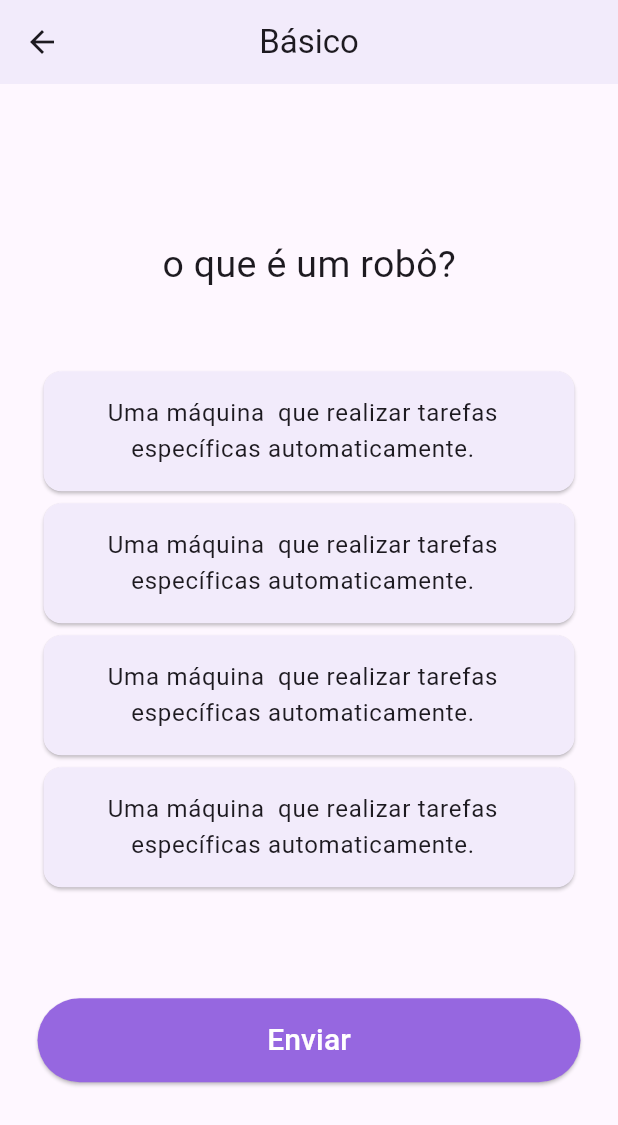
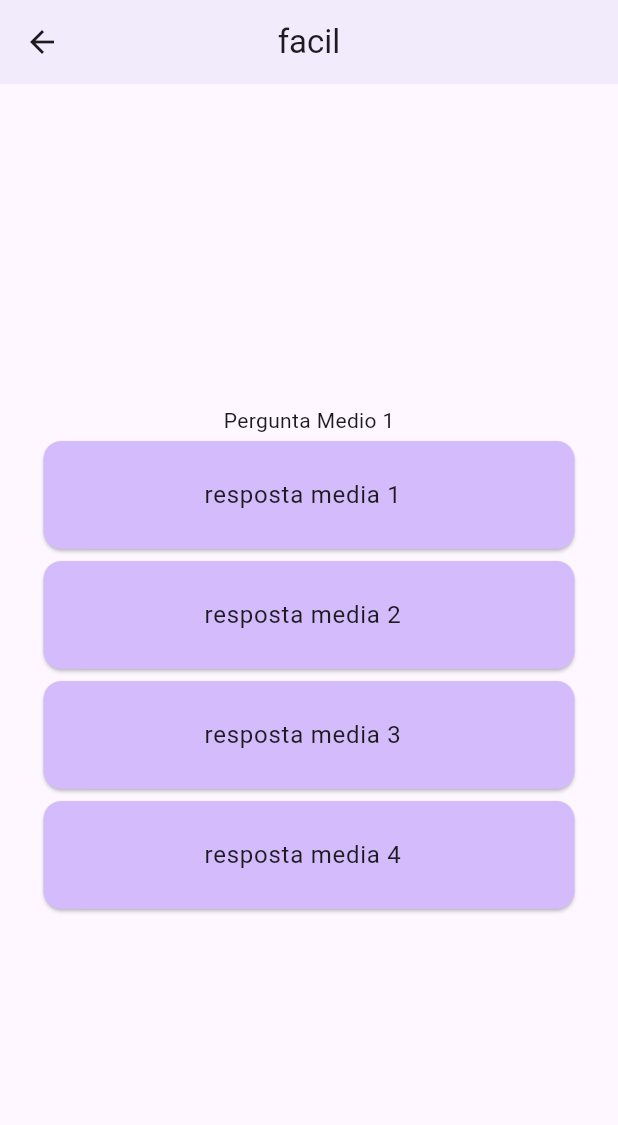
Before and after one commit to jucianevmaciel/quizdev, a Flutter app: the TelaNivel screen opened directly, after a tap on "Fácil", on a phone screen of 412 x 824 dp. Shown: the top 1125 px of the screen. Run offline on Flutter 3.47's test engine with Material 3 defaults, Android fonts, the light colour scheme and no system bars; our stand-ins replace get.

Commit message:
atualizaçao do quiz

```diff
--- a/lib/bancodedados/bancodedados.dart
+++ b/lib/bancodedados/bancodedados.dart
@@ -55,7 +55,7 @@ List <Questoes> perguntasquiz=[
         'resposta media 4',
       ],
       altercorreta: 0,
-      nivel: 'medio',
+      nivel: 'facil',
     ),
     Questoes(
       questoes: 'Pergunta Media 2',
--- a/lib/perguntas.dart
+++ b/lib/perguntas.dart
@@ -1,21 +1,53 @@
 import 'package:flutter/material.dart';
+import 'package:quizdev/bancodedados/questoes.dart';
 import 'package:quizdev/colors.dart';
 import 'package:quizdev/fimquiz.dart';
 import 'package:quizdev/quizinfor.dart';
 
-class Perguntas extends StatelessWidget {
+class Perguntas extends StatefulWidget {
   final String nivel;
-  const Perguntas({super.key, required this.nivel});
+  final List<Questoes> quantQuestoes;
+  const Perguntas(
+      {super.key, required this.nivel, required this.quantQuestoes});
+
+  @override
+  State<Perguntas> createState() => _PerguntasState();
+}
+
+class _PerguntasState extends State<Perguntas> {
+  int? respostaescolhida;
+  int perguntaAtual = 0;
+  int quantAcertos = 0;
+  void alternativaCorreta(int resposta) {
+    respostaescolhida=resposta;
+    if (respostaescolhida == widget.quantQuestoes[perguntaAtual].altercorreta) {
+      quantAcertos++;
+    }proximaPergunta();
+  }
+
+  void proximaPergunta() {
+    if (perguntaAtual < widget.quantQuestoes.length - 1) {
+      setState(() {
+        perguntaAtual++;
+        respostaescolhida = null;
+      });
+    } else {
+      Navigator.pushReplacement(
+        context,
+        MaterialPageRoute(builder: (context) => FimQuiz()),
+      );
+    }
+  }
 
   @override
   Widget build(BuildContext context) {
     return Scaffold(
       appBar: AppBar(
-        title: Text(nivel),
+        title: Text(widget.nivel),
         centerTitle: true,
-        backgroundColor: nivel == "Básico"
+        backgroundColor: widget.nivel == "facil"
             ? Colorsapp().violeta1
-            : nivel == "Médio"
+            : widget.nivel == "medio"
                 ? Colorsapp().violeta2
                 : Colorsapp().violeta3,
       ),
@@ -24,51 +56,17 @@ class Perguntas extends StatelessWidget {
         child: Column(
           mainAxisAlignment: MainAxisAlignment.center,
           children: [
-            Text(
-              "o que é um robô?",
-              style: TextStyle(fontSize: 25),
+            Text(widget.quantQuestoes[perguntaAtual].questoes),
+            ...widget.quantQuestoes[perguntaAtual].alternativas.asMap().entries.map((e) {
+              int indexResposta = e.key;
+              String resposta = e.value;
+              return QuizInfor(titulo: resposta, nivel: widget.nivel, clicar: ()=> alternativaCorreta(indexResposta),);
+            }).toList(),
+                     ]
             ),
-            SizedBox(
-              height: 49,
-            ),
-            QuizInfor(
-              titulo:
-                  "Uma máquina  que realizar tarefas específicas automaticamente.",
-              nivel: nivel,
-            ),
-            QuizInfor(
-              titulo:
-                  "Uma máquina  que realizar tarefas específicas automaticamente.",
-              nivel: nivel,
-            ),
-            QuizInfor(
-              titulo:
-                  "Uma máquina  que realizar tarefas específicas automaticamente.",
-              nivel: nivel,
-            ),
-            QuizInfor(
-              titulo:
-                  "Uma máquina  que realizar tarefas específicas automaticamente.",
-              nivel: nivel,
-            ),
-            Padding(
-              padding: const EdgeInsets.only(top: 70),
-              child: ElevatedButton(
-                onPressed: () {
-                                    Navigator.pushReplacement(
-                    context,
-                    MaterialPageRoute(builder: (context) => FimQuiz()),
-                  );
-                },
-                child: Text(
-                  "Enviar",
-                  style: TextStyle(color: Colors.white, fontSize: 20),
-                ),
-              ),
-            )
-          ],
+
         ),
-      ),
+
     );
   }
 }
--- a/lib/quizinfor.dart
+++ b/lib/quizinfor.dart
@@ -2,13 +2,16 @@ import 'package:flutter/material.dart';
 import 'package:quizdev/colors.dart';
 
 class QuizInfor extends StatelessWidget {
-  const QuizInfor({super.key, required this.titulo, required this.nivel});
+  const QuizInfor({super.key, required this.titulo, required this.nivel, this.clicar});
   final String titulo;
   final String nivel;
+  final clicar;
 
   @override
   Widget build(BuildContext context) {
-    return Card(
+    return GestureDetector(
+      onTap: clicar,
+      child: Card(
         color: nivel == "Básico"
             ? Colorsapp().violeta1
             : nivel == "Médio"
@@ -22,6 +25,8 @@ class QuizInfor extends StatelessWidget {
               textAlign: TextAlign.center,
             ),
           ),
-        ));
+        ),
+      ),
+        );
   }
 }
--- a/lib/telanivel.dart
+++ b/lib/telanivel.dart
@@ -1,5 +1,7 @@
 import 'package:flutter/material.dart';
 import 'package:get/get.dart';
+import 'package:quizdev/bancodedados/buscarquestoes.dart';
+import 'package:quizdev/bancodedados/questoes.dart';
 import 'package:quizdev/botoesniveis.dart';
 import 'package:quizdev/colors.dart';
 import 'package:quizdev/perguntas.dart';
@@ -10,6 +12,7 @@ class TelaNivel extends StatelessWidget {
 
   @override
   Widget build(BuildContext context) {
+    int quantQuestoes = 3;
     return Scaffold(
       body: Container(
         decoration: const BoxDecoration(color: Colors.white),
@@ -38,8 +41,14 @@ class TelaNivel extends StatelessWidget {
                           texto: "Fácil",
                           cor: Colorsapp().violeta1,
                           clicar: () {
+                            List<Questoes> perguntasFaceis =
+                                buscaPerguntas("facil");
+                            List<Questoes> perguntasAleatorias =
+                                selecionaPerguntas(
+                                    perguntasFaceis, quantQuestoes);
                             Get.to(() => Perguntas(
-                                  nivel: 'Básico',
+                                  nivel: 'facil',
+                                  quantQuestoes: perguntasAleatorias,
                                 ));
                           },
                         ),
@@ -50,8 +59,14 @@ class TelaNivel extends StatelessWidget {
                           texto: "Médio",
                           cor: Colorsapp().violeta2,
                           clicar: () {
+                            List<Questoes> perguntasMedias =
+                                buscaPerguntas("medio");
+                            List<Questoes> perguntasAleatorias =
+                                selecionaPerguntas(
+                                    perguntasMedias, quantQuestoes);
                             Get.to(() => Perguntas(
-                                  nivel: 'Médio',
+                                  nivel: 'medio',
+                                  quantQuestoes: perguntasAleatorias,
                                 ));
                           },
                         ),
@@ -62,8 +77,14 @@ class TelaNivel extends StatelessWidget {
                           texto: "Avançado",
                           cor: Colorsapp().violeta3,
                           clicar: () {
+                            List<Questoes> perguntasMedias =
+                                buscaPerguntas("dificil");
+                            List<Questoes> perguntasAleatorias =
+                                selecionaPerguntas(
+                                    perguntasMedias, quantQuestoes);
                             Get.to(() => Perguntas(
-                                  nivel: 'Avançado',
+                                  nivel: 'dificil',
+                                  quantQuestoes: perguntasAleatorias,
                                 ));
                           },
                         ),
```
